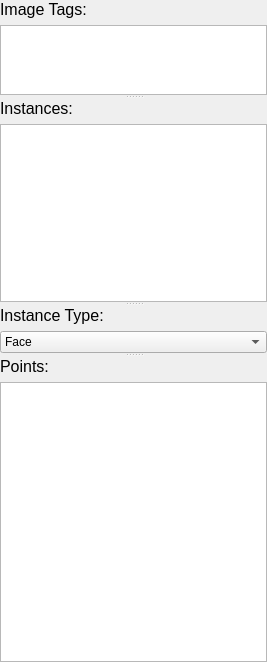
Above: ui/SelectionControls.ui from ETHZ-3Rhub/Junip3R before the change. Below: the same form after it.
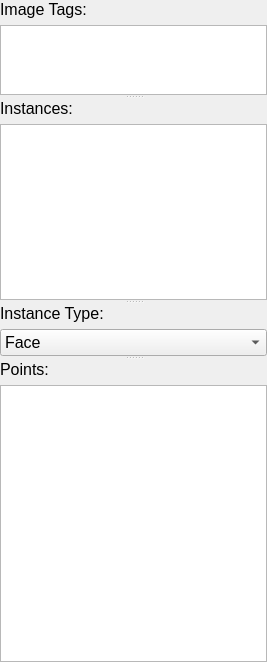
That is the form after the change.

```diff
--- a/ui/SelectionControls.ui
+++ b/ui/SelectionControls.ui
@@ -204,6 +204,11 @@
        </item>
        <item>
         <widget class="QComboBox" name="dpd_instance_type">
+         <property name="font">
+          <font>
+           <pointsize>12</pointsize>
+          </font>
+         </property>
          <item>
           <property name="text">
            <string>Face</string>
```
